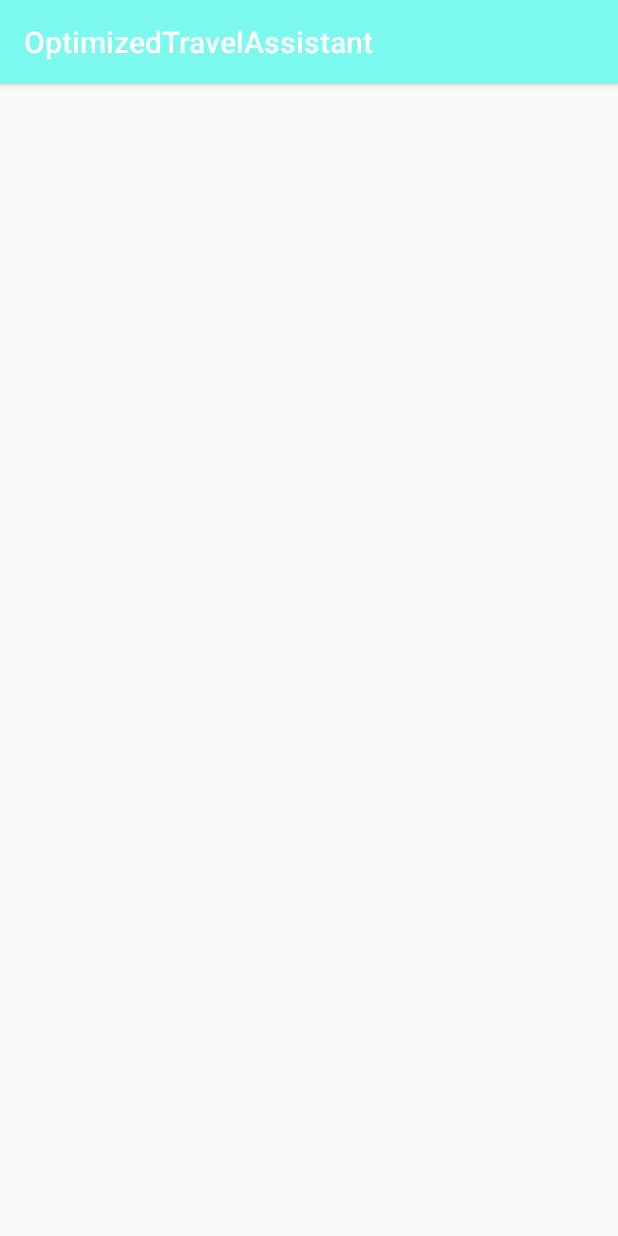
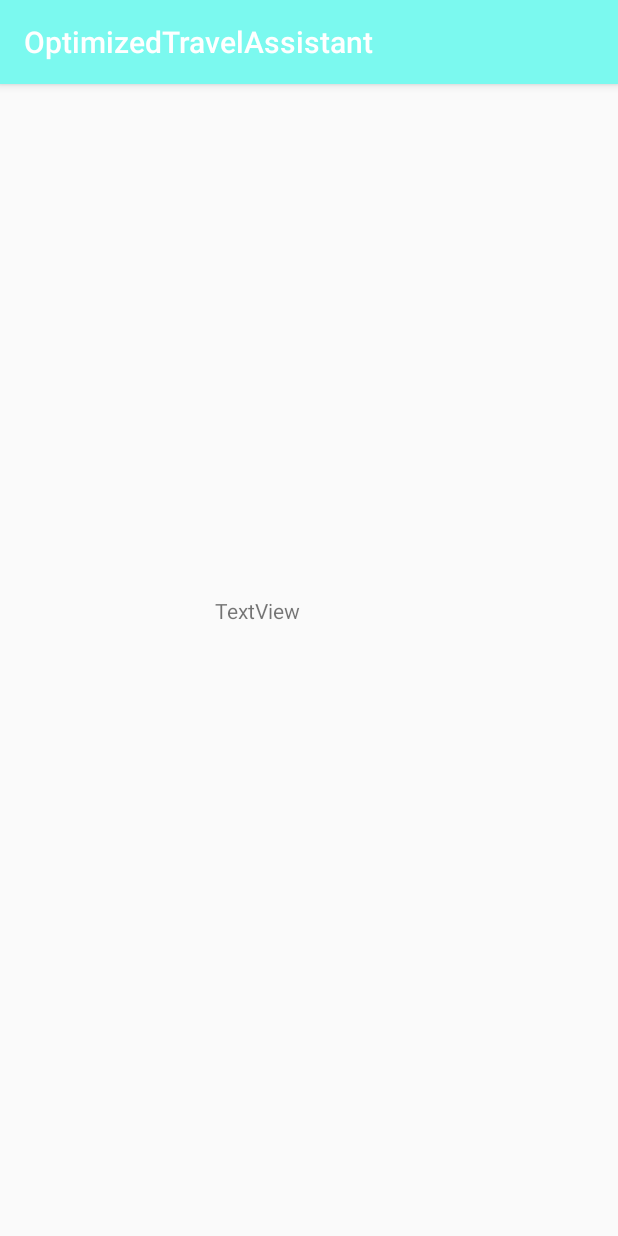
Before and after one commit to MindMaster31415/OTA, an Android app: the SelectionActivity screen opened directly, with no data from a screen before it, on a phone screen of 412 x 824 dp. Run offline under Robolectric (Android 15) with nearby library versions, the phone set to English and light mode, and no system bars.

Commit message:
starts on welcome page, started selection activity

```diff
--- a/app/src/main/AndroidManifest.xml
+++ b/app/src/main/AndroidManifest.xml
@@ -46,17 +46,17 @@
             android:label="@string/title_activity_main_menu"
             android:theme="@style/AppTheme.NoActionBar"></activity>
         <activity android:name=".Welcome">
-
-        </activity>
-        <activity
-            android:name=".SettingsActivity"
-            android:label="@string/title_activity_settings">
             <intent-filter>
                 <action android:name="android.intent.action.MAIN" />
 
                 <category android:name="android.intent.category.LAUNCHER" />
             </intent-filter>
         </activity>
+        <activity
+            android:name=".SettingsActivity"
+            android:label="@string/title_activity_settings">
+
+        </activity>
     </application>
 
 </manifest>
--- a/app/src/main/java/optimizedtravelassistant/hackventure/com/optimizedtravelassistant/Welcome.java
+++ b/app/src/main/java/optimizedtravelassistant/hackventure/com/optimizedtravelassistant/Welcome.java
@@ -23,6 +23,10 @@ public class Welcome extends AppCompatActivity {
             public void onClick(View v) {
                 Intent i = new Intent(Welcome.this, SelectionActivity.class);
                 startActivity(i);
+                /**
+                Intent i = new Intent(Welcome.this, SelectionActivity.class);
+                startActivity(i);
+                 */
             }
         });
     }
--- a/app/src/main/res/layout/activity_selection.xml
+++ b/app/src/main/res/layout/activity_selection.xml
@@ -17,4 +17,17 @@
         tools:layout_editor_absoluteX="0dp" />
         -->
 
+    <TextView
+        android:id="@+id/textView2"
+        android:layout_width="126dp"
+        android:layout_height="85dp"
+        android:layout_marginStart="8dp"
+        android:layout_marginTop="8dp"
+        android:layout_marginEnd="8dp"
+        android:layout_marginBottom="8dp"
+        android:text="TextView"
+        app:layout_constraintBottom_toBottomOf="parent"
+        app:layout_constraintEnd_toEndOf="parent"
+        app:layout_constraintStart_toStartOf="parent"
+        app:layout_constraintTop_toTopOf="parent" />
 </android.support.constraint.ConstraintLayout>
```
